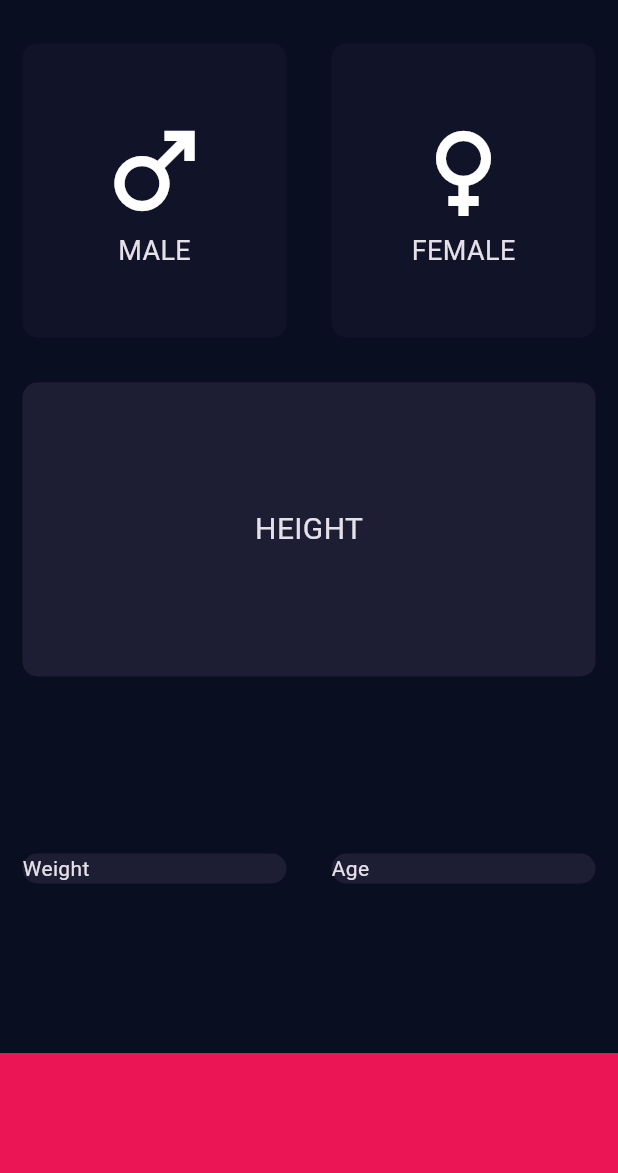
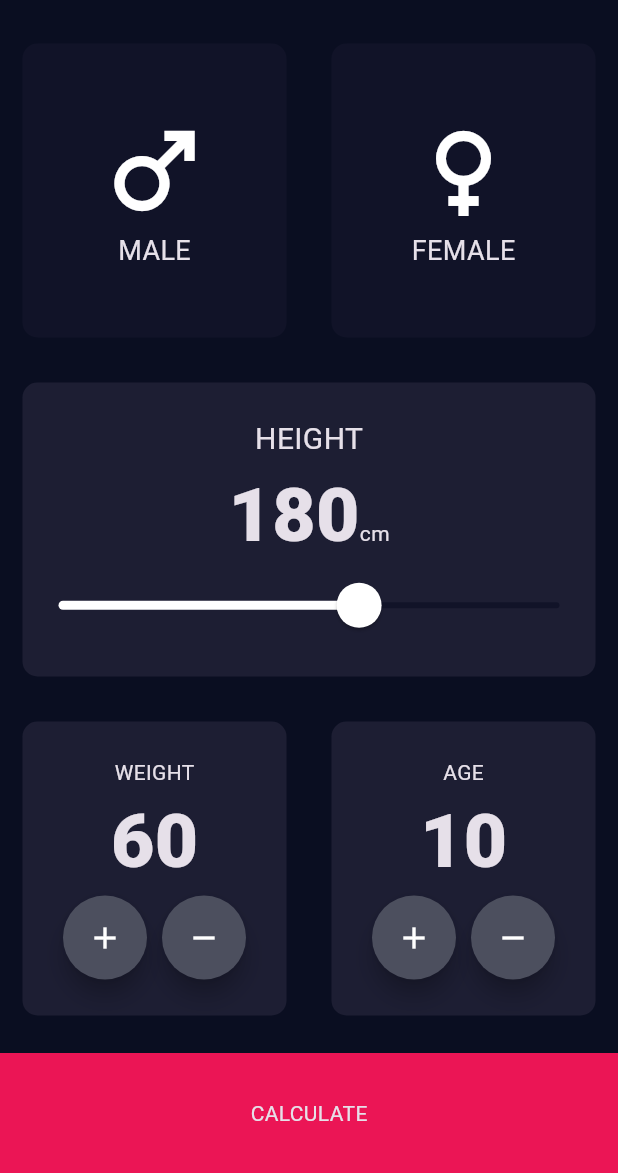
Before and after one commit to aezakmi7/bmi-calculator-flutter, a Flutter app: the screen it shows after launch, on a phone screen of 412 x 824 dp, the part 63-1236 px from its top. Run offline on Flutter 3.47's test engine with Material 3 defaults, Android fonts, the phone set to English and light mode, and no system bars.

Commit message:
Implemnted interface

```diff
--- a/lib/data/constants.dart
+++ b/lib/data/constants.dart
@@ -1,12 +1,20 @@
 import 'package:flutter/material.dart';
 
-const double bottomContainerHeight = 80.0;
-const Color bottomContainerColor = Color(0xFFEB1555);
+const double kBottomContainerHeight = 80.0;
+const Color kBottomContainerColor = Color(0xFFEB1555);
 
-const Color activeCardColor = Color(0xFF1D1E33);
-const Color inactiveCardColor = Color(0xFF111328);
+const Color kActiveCardColor = Color(0xFF1D1E33);
+const Color kInactiveCardColor = Color(0xFF111328);
+
+const kRoundButtonConstraints =
+    BoxConstraints.tightFor(width: 56.0, height: 56.0);
 
 enum Gender {
   male,
   female,
 }
+
+const kNumberStyle = TextStyle(
+  fontSize: 50.0,
+  fontWeight: FontWeight.w900,
+);
--- a/lib/screens/input_screen.dart
+++ b/lib/screens/input_screen.dart
@@ -1,6 +1,8 @@
 import 'package:bmi_calculator_flutter/data/constants.dart';
+import 'package:bmi_calculator_flutter/screens/result_screen.dart';
 import 'package:bmi_calculator_flutter/widgets/icon_widget.dart';
 import 'package:bmi_calculator_flutter/widgets/reusable_card.dart';
+import 'package:bmi_calculator_flutter/widgets/round_button.dart';
 import 'package:flutter/material.dart';
 
 class InputPage extends StatefulWidget {
@@ -13,6 +15,9 @@ class InputPage extends StatefulWidget {
 
 class _InputPageState extends State<InputPage> {
   Gender? selectedGender;
+  int height = 180;
+  int weight = 60;
+  int age = 10;
 
   @override
   Widget build(BuildContext context) {
@@ -22,6 +27,7 @@ class _InputPageState extends State<InputPage> {
         title: const Text('BMI CALCULATOR'),
       ),
       body: Column(
+        crossAxisAlignment: CrossAxisAlignment.stretch,
         children: [
           Expanded(
             child: Row(
@@ -36,8 +42,8 @@ class _InputPageState extends State<InputPage> {
                     cardChild:
                         const IconWidget(sexIcon: Icons.male, sex: 'MALE'),
                     color: selectedGender == Gender.male
-                        ? activeCardColor
-                        : inactiveCardColor,
+                        ? kActiveCardColor
+                        : kInactiveCardColor,
                   ),
                 ),
                 Expanded(
@@ -50,14 +56,14 @@ class _InputPageState extends State<InputPage> {
                     cardChild:
                         const IconWidget(sexIcon: Icons.female, sex: 'FEMALE'),
                     color: selectedGender == Gender.female
-                        ? activeCardColor
-                        : inactiveCardColor,
+                        ? kActiveCardColor
+                        : kInactiveCardColor,
                   ),
                 ),
               ],
             ),
           ),
-          const Expanded(
+          Expanded(
               child: Row(
             children: [
               Expanded(
@@ -65,42 +71,155 @@ class _InputPageState extends State<InputPage> {
                   cardChild: Column(
                     mainAxisAlignment: MainAxisAlignment.center,
                     children: [
-                      Text(
+                      const Text(
                         'HEIGHT',
                         style: TextStyle(
                           fontSize: 20.0,
                         ),
                       ),
+                      Row(
+                        mainAxisAlignment: MainAxisAlignment.center,
+                        textBaseline: TextBaseline.alphabetic,
+                        crossAxisAlignment: CrossAxisAlignment.baseline,
+                        children: [
+                          Text(
+                            height.toString(),
+                            style: kNumberStyle,
+                          ),
+                          const Text(
+                            'cm',
+                          ),
+                        ],
+                      ),
+                      SliderTheme(
+                        data: SliderTheme.of(context).copyWith(
+                          activeTrackColor: Colors.white,
+                          thumbColor:
+                              kBottomContainerColor, // Set the thumb color
+                          overlayColor:
+                              kBottomContainerColor, // Set the overlay color
+                          thumbShape: const RoundSliderThumbShape(
+                              enabledThumbRadius: 15.0),
+                        ),
+                        child: Slider(
+                          value: height.toDouble(),
+                          min: 120,
+                          max: 220,
+                          activeColor: Colors.white,
+                          inactiveColor: kInactiveCardColor,
+                          onChanged: (value) {
+                            setState(() {
+                              height = value.toInt();
+                            });
+                          },
+                        ),
+                      )
                     ],
                   ),
-                  color: activeCardColor,
+                  color: kActiveCardColor,
                 ),
               ),
             ],
           )),
-          const Expanded(
+          Expanded(
             child: Row(
               children: [
                 Expanded(
                   child: ReusableCard(
-                    cardChild: Text('Weight'),
-                    color: activeCardColor,
+                    cardChild: Column(
+                      mainAxisAlignment: MainAxisAlignment.center,
+                      children: [
+                        Text(
+                          'WEIGHT',
+                        ),
+                        Text(
+                          weight.toString(),
+                          style: kNumberStyle,
+                        ),
+                        Row(
+                          mainAxisAlignment: MainAxisAlignment.center,
+                          children: [
+                            RoundIconButton(
+                              onTap: () {
+                                setState(() {
+                                  weight++;
+                                });
+                              },
+                              icon: Icons.add,
+                            ),
+                            SizedBox(
+                              width: 10,
+                            ),
+                            RoundIconButton(
+                              onTap: () {
+                                setState(() {
+                                  weight--; //??
+                                });
+                              },
+                              icon: Icons.remove,
+                            ),
+                          ],
+                        ),
+                      ],
+                    ),
+                    color: kActiveCardColor,
                   ),
                 ),
                 Expanded(
                   child: ReusableCard(
-                    cardChild: Text('Age'),
-                    color: activeCardColor,
+                    cardChild: Column(
+                      mainAxisAlignment: MainAxisAlignment.center,
+                      children: [
+                        Text('AGE'),
+                        Text(
+                          age.toString(),
+                          style: kNumberStyle,
+                        ),
+                        Row(
+                          mainAxisAlignment: MainAxisAlignment.center,
+                          children: [
+                            RoundIconButton(
+                              onTap: () {
+                                setState(() {
+                                  age++;
+                                });
+                              },
+                              icon: Icons.add,
+                            ),
+                            SizedBox(
+                              width: 10,
+                            ),
+                            RoundIconButton(
+                              onTap: () {
+                                setState(() {
+                                  age--;
+                                });
+                              },
+                              icon: Icons.remove,
+                            ),
+                          ],
+                        ),
+                      ],
+                    ),
+                    color: kActiveCardColor,
                   ),
                 ),
               ],
             ),
           ),
-          Container(
-            color: bottomContainerColor,
-            margin: const EdgeInsets.only(top: 10),
-            width: double.infinity,
-            height: bottomContainerHeight,
+          GestureDetector(
+            onTap: () {
+              Navigator.push(context, MaterialPageRoute(builder: (context) {
+                return ResultScreen();
+              }));
+            },
+            child: Container(
+              child: Center(child: Text('CALCULATE')),
+              color: kBottomContainerColor,
+              margin: const EdgeInsets.only(top: 10),
+              width: double.infinity,
+              height: kBottomContainerHeight,
+            ),
           ),
         ],
       ),
--- /dev/null
+++ b/lib/screens/result_screen.dart
@@ -0,0 +1,15 @@
+import 'package:flutter/material.dart';
+
+class ResultScreen extends StatelessWidget {
+  const ResultScreen({super.key});
+
+  @override
+  Widget build(BuildContext context) {
+    return Scaffold(
+      appBar: AppBar(
+        title: const Text('Result'),
+      ),
+      body: Text('Hello'),
+    );
+  }
+}
--- /dev/null
+++ b/lib/widgets/round_button.dart
@@ -0,0 +1,25 @@
+import 'package:bmi_calculator_flutter/data/constants.dart';
+import 'package:flutter/material.dart';
+
+class RoundIconButton extends StatelessWidget {
+  const RoundIconButton({
+    super.key,
+    required this.icon,
+    required this.onTap,
+  });
+
+  final IconData? icon;
+  final VoidCallback onTap;
+
+  @override
+  Widget build(BuildContext context) {
+    return RawMaterialButton(
+      onPressed: onTap,
+      shape: const CircleBorder(),
+      fillColor: Color(0xFF4C4F5E),
+      constraints: kRoundButtonConstraints,
+      elevation: 6.0,
+      child: Icon(icon),
+    );
+  }
+}
```
